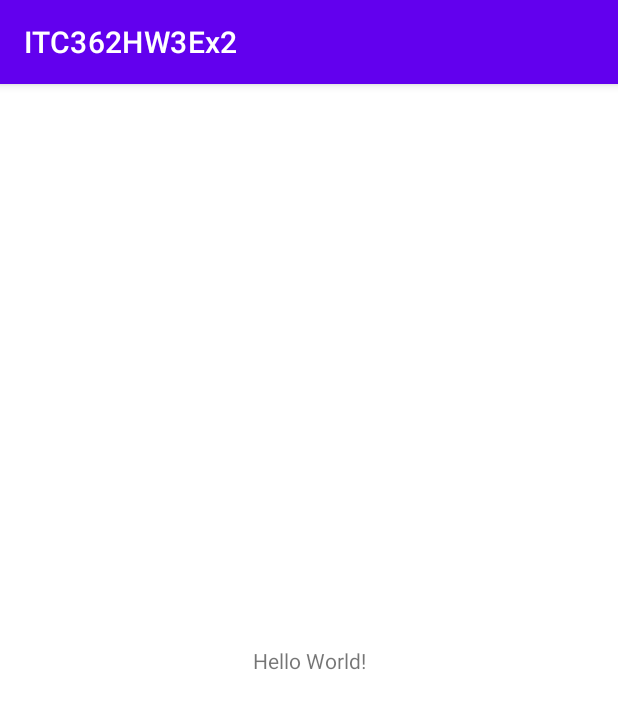
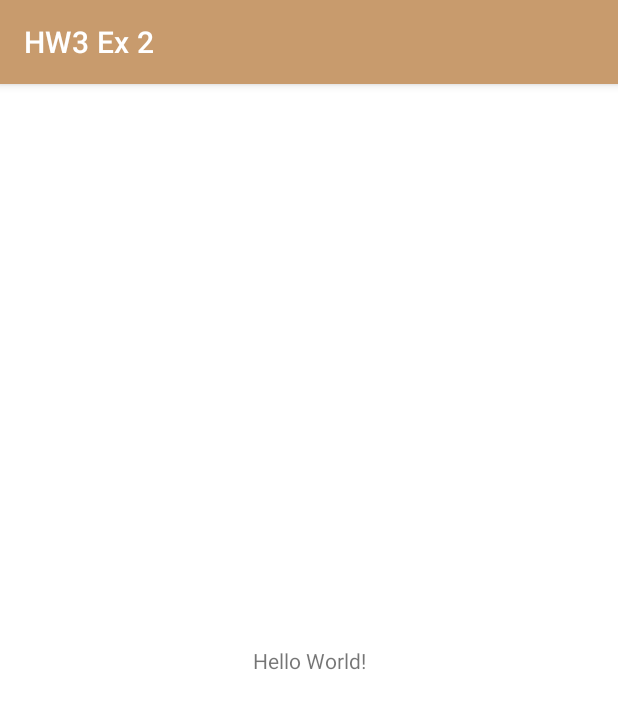
Before and after one commit to KeeganMaynard/ITC362HW3Ex2, an Android app: the screen it shows after launch (MainActivity), on a phone screen of 412 x 824 dp. Shown: the top 709 px of the screen. Run offline under Robolectric (Android 15) with nearby library versions, the phone set to English and light mode, and no system bars.

Commit message:
Implemented basic app requirements - app title, background color, and altered theme

```diff
--- a/app/src/main/res/values/colors.xml
+++ b/app/src/main/res/values/colors.xml
@@ -7,4 +7,5 @@
     <color name="teal_700">#FF018786</color>
     <color name="black">#FF000000</color>
     <color name="white">#FFFFFFFF</color>
+    <color name="tan">#c89b6d</color>
 </resources>
--- a/app/src/main/res/values/strings.xml
+++ b/app/src/main/res/values/strings.xml
@@ -1,3 +1,3 @@
 <resources>
-    <string name="app_name">ITC362HW3Ex2</string>
+    <string name="app_name">HW3 Ex 2</string>
 </resources>
--- a/app/src/main/res/values/themes.xml
+++ b/app/src/main/res/values/themes.xml
@@ -2,8 +2,8 @@
     <!-- Base application theme. -->
     <style name="Theme.ITC362HW3Ex2" parent="Theme.MaterialComponents.DayNight.DarkActionBar">
         <!-- Primary brand color. -->
-        <item name="colorPrimary">@color/purple_500</item>
-        <item name="colorPrimaryVariant">@color/purple_700</item>
+        <item name="colorPrimary">@color/tan</item>
+        <item name="colorPrimaryVariant">@color/teal_700</item>
         <item name="colorOnPrimary">@color/white</item>
         <!-- Secondary brand color. -->
         <item name="colorSecondary">@color/teal_200</item>
```
